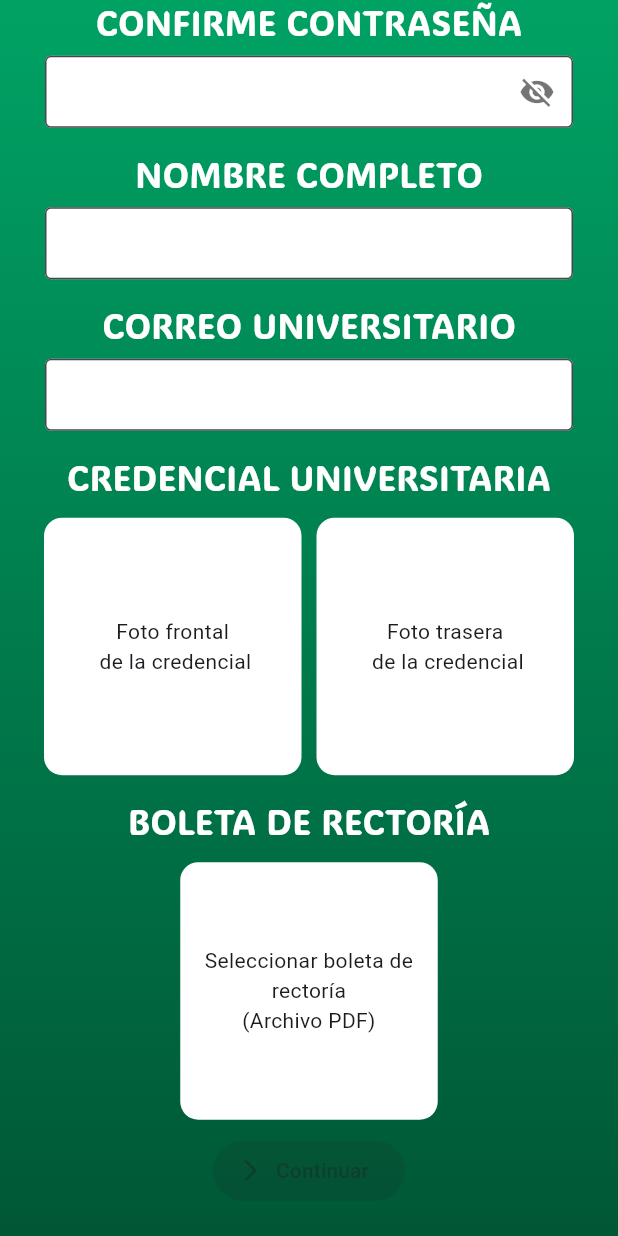
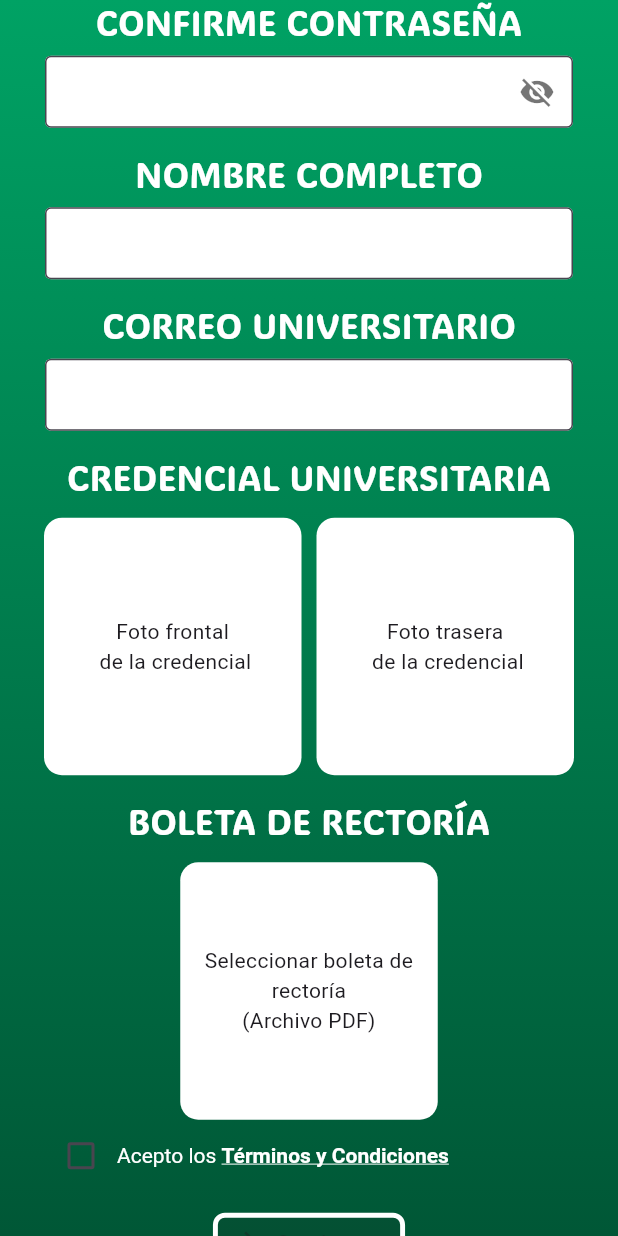
Before and after one commit to GianEstrada/FimeRide-Front, a Flutter app: the FormularioPasajero screen opened directly, scrolled down 412 dp, on a phone screen of 412 x 824 dp. Run offline on Flutter 3.47's test engine with Material 3 defaults, Android fonts, the light colour scheme and no system bars; our stand-ins replace flutter_map, image_picker, latlong2, shared_preferences; missing offline and left inert: file_selector, flutter_pdfview; accounts and stored records are empty.

Commit message:
Terminos y Condiciones agregados

```diff
--- a/lib/formulario_pasajero.dart
+++ b/lib/formulario_pasajero.dart
@@ -1,10 +1,12 @@
 import 'dart:io';
 
+import 'package:fimeride_front/terminos_condiciones.dart';
 import 'package:flutter/material.dart';
 import 'package:http/http.dart' as http;
 import 'package:image_picker/image_picker.dart';
 import 'package:file_selector/file_selector.dart';
 import 'package:fimeride_front/fimehub_login.dart';
+import 'package:flutter/gestures.dart';
 
 class FormularioPasajero extends StatefulWidget {
   const FormularioPasajero({super.key});
@@ -20,6 +22,7 @@ class _FormularioPasajeroState extends State<FormularioPasajero> {
   File? _backCredentialImage;
   File? _boletaRectoria;
   String _boletaFileName = "Seleccionar boleta de rectoría";
+  bool _aceptaTerminos = false;
 
   final TextEditingController _matriculaController = TextEditingController();
   final TextEditingController _passwordController = TextEditingController();
@@ -37,7 +40,8 @@ class _FormularioPasajeroState extends State<FormularioPasajero> {
         _profileImage != null &&
         _frontCredentialImage != null &&
         _backCredentialImage != null &&
-        _boletaRectoria != null;
+        _boletaRectoria != null &&
+        _aceptaTerminos;
   }
 
   Future<void> _handleImageSelection(Function(File) onImageSelected) async {
@@ -213,6 +217,50 @@ class _FormularioPasajeroState extends State<FormularioPasajero> {
                     ],
                   ),
                 ),
+                 Padding(
+                  padding: const EdgeInsets.symmetric(horizontal: 30.0),
+                  child: Row(
+                    children: [
+                      Checkbox(
+                        value: _aceptaTerminos,
+                        onChanged: (value) {
+                          setState(() {
+                            _aceptaTerminos = value ?? false;
+                          });
+                        },
+                        activeColor: Colors.white,
+                        checkColor: Color.fromARGB(255, 0, 87, 54),
+                      ),
+                      Expanded(
+                        child: RichText(
+                          text: TextSpan(
+                            text: 'Acepto los ',
+                            style: TextStyle(color: Colors.white),
+                            children: [
+                              TextSpan(
+                                text: 'Términos y Condiciones',
+                                style: TextStyle(
+                                  color: Colors.white,
+                                  decoration: TextDecoration.underline,
+                                  fontWeight: FontWeight.bold,
+                                ),
+                                recognizer: TapGestureRecognizer()
+                                  ..onTap = () {
+                                    Navigator.push(
+                                      context,
+                                      MaterialPageRoute(
+                                        builder: (context) => const terminos_condiciones(), // o terminos_condiciones()
+                                      ),
+                                    );
+                                  },
+                              ),
+                            ],
+                          ),
+                        ),
+                      ),
+                    ],
+                  ),
+                ),
                 SizedBox(height: 10),
                 ElevatedButton.icon(
                   onPressed: _isFormComplete
@@ -223,8 +271,7 @@ class _FormularioPasajeroState extends State<FormularioPasajero> {
                         return AlertDialog(
                           title: Text("Confirmación"),
                           content: Text(
-                            "Al hacer click en continuar automáticamente aceptas los Términos y Condiciones de la aplicación.\n\n"
-                            "También das fe de que todos los datos y documentos enviados son totalmente reales y propios.\n\n"
+                            "Al hacer click en Confirmar da fe de que todos los datos son reales y propios.\n\n"
                             "¿Desea continuar?",
                           ),
                           actions: [
@@ -247,6 +294,18 @@ class _FormularioPasajeroState extends State<FormularioPasajero> {
                     );
                   }
                       : null,
+                  style: ElevatedButton.styleFrom(
+                    backgroundColor: const Color.fromARGB(255, 1, 91, 57),
+                    foregroundColor: Colors.white,
+                    overlayColor: Colors.white.withOpacity(0.3),
+                    shape: RoundedRectangleBorder(
+                      borderRadius: BorderRadius.circular(8),
+                    ),
+                    side: BorderSide(
+                      color: Colors.white,
+                      width: MediaQuery.of(context).size.width * .008,
+                    ),
+                  ),
                   label: Text("Continuar"),
                   icon: Icon(Icons.arrow_forward_ios),
                 ),
```
Also changed, not shown: lib/formulario_conductores.dart (+69 -12 lines), 1 other file.
